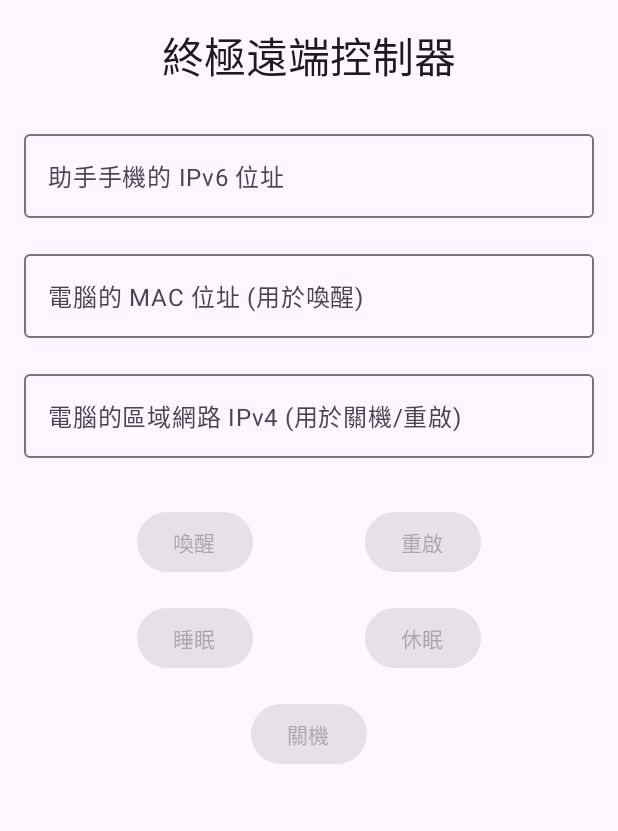
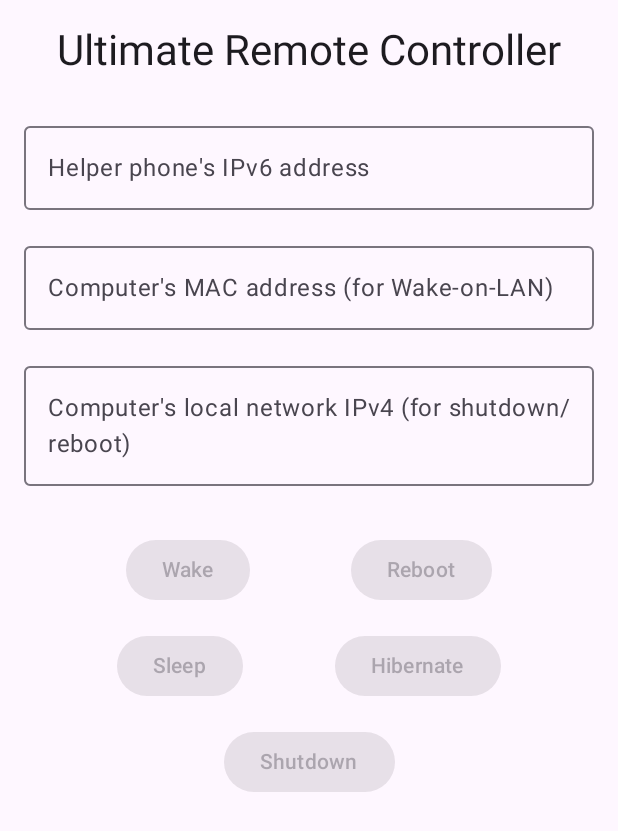
Before and after one commit to pinchiu/wake-on-lan-for-android, an Android app built with Jetpack Compose: the screen it shows after launch (MainActivity), on a phone screen of 412 x 824 dp. Shown: the top 831 px of the screen. Run offline under Robolectric (Android 15) with nearby library versions, the phone set to English and light mode, and no system bars.

Commit message:
feat: Internationalize the project and improve documentation
This commit translates all Chinese text in the source code to English, adds a Chinese version of the README, and improves the project's documentation and gitignore settings.

- Creates README_zh.md with the original Chinese documentation.

- Translates all comments and strings in the Python and Kotlin source files to English.

- Updates README.md with a 'Downloads' section pointing to the GitHub release.

- Adds a .gitignore file to exclude build artifacts like .apk and .dm files from the repository.

- Removes previously tracked build artifacts from the git index.

```diff
--- a/wakeonwanremotephone/app/src/main/java/com/example/wakeonwanremotephone/MainActivity.kt
+++ b/wakeonwanremotephone/app/src/main/java/com/example/wakeonwanremotephone/MainActivity.kt
@@ -1,4 +1,4 @@
-package com.example.wakeonwanremotephone // 請確認 package 名稱與您的專案一致
+package com.example.wakeonwanremotephone // Please make sure the package name is consistent with your project
 
 import android.content.Context
 import android.os.Bundle
@@ -28,7 +28,7 @@ class MainActivity : ComponentActivity() {
     }
 }
 
-// 用於儲存設定的常數
+// Constants for saving settings
 private const val PREFS_NAME = "RemoteControlPrefs"
 private const val KEY_IPV6 = "helperIpv6Address"
 private const val KEY_MAC = "computerMacAddress"
@@ -36,13 +36,13 @@ private const val KEY_IPV4 = "computerLocalIpv4"
 
 @Composable
 fun RemoteControlScreen() {
-    // 獲取 context 以存取 SharedPreferences
+    // Get context to access SharedPreferences
     val context = LocalContext.current
     val sharedPrefs = remember {
         context.getSharedPreferences(PREFS_NAME, Context.MODE_PRIVATE)
     }
 
-    // 從 SharedPreferences 載入初始值
+    // Load initial values from SharedPreferences
     var helperIpv6Address by remember { mutableStateOf(sharedPrefs.getString(KEY_IPV6, "") ?: "") }
     var computerMacAddress by remember { mutableStateOf(sharedPrefs.getString(KEY_MAC, "") ?: "") }
     var computerLocalIpv4 by remember { mutableStateOf(sharedPrefs.getString(KEY_IPV4, "") ?: "") }
@@ -68,17 +68,17 @@ fun RemoteControlScreen() {
                 modifier = Modifier.fillMaxSize().padding(16.dp),
                 horizontalAlignment = Alignment.CenterHorizontally,
             ) {
-                Text("終極遠端控制器", style = MaterialTheme.typography.headlineMedium)
+                Text("Ultimate Remote Controller", style = MaterialTheme.typography.headlineMedium)
                 Spacer(modifier = Modifier.height(24.dp))
 
                 OutlinedTextField(
                     value = helperIpv6Address,
                     onValueChange = {
                         helperIpv6Address = it
-                        // 當數值變更時，儲存到 SharedPreferences
+                        // When the value changes, save it to SharedPreferences
                         sharedPrefs.edit().putString(KEY_IPV6, it).apply()
                     },
-                    label = { Text("助手手機的 IPv6 位址") },
+                    label = { Text("Helper phone's IPv6 address") },
                     modifier = Modifier.fillMaxWidth()
                 )
                 Spacer(modifier = Modifier.height(16.dp))
@@ -87,10 +87,10 @@ fun RemoteControlScreen() {
                     value = computerMacAddress,
                     onValueChange = {
                         computerMacAddress = it
-                        // 當數值變更時，儲存到 SharedPreferences
+                        // When the value changes, save it to SharedPreferences
                         sharedPrefs.edit().putString(KEY_MAC, it).apply()
                     },
-                    label = { Text("電腦的 MAC 位址 (用於喚醒)") },
+                    label = { Text("Computer's MAC address (for Wake-on-LAN)") },
                     modifier = Modifier.fillMaxWidth()
                 )
                 Spacer(modifier = Modifier.height(16.dp))
@@ -99,10 +99,10 @@ fun RemoteControlScreen() {
                     value = computerLocalIpv4,
                     onValueChange = {
                         computerLocalIpv4 = it
-                        // 當數值變更時，儲存到 SharedPreferences
+                        // When the value changes, save it to SharedPreferences
                         sharedPrefs.edit().putString(KEY_IPV4, it).apply()
                     },
-                    label = { Text("電腦的區域網路 IPv4 (用於關機/重啟)") },
+                    label = { Text("Computer's local network IPv4 (for shutdown/reboot)") },
                     modifier = Modifier.fillMaxWidth()
                 )
                 Spacer(modifier = Modifier.height(32.dp))
@@ -118,14 +118,14 @@ fun RemoteControlScreen() {
                             onClick = { sendCommand("WAKE:${computerMacAddress.trim()}") },
                             enabled = helperIpv6Address.isNotBlank() && computerMacAddress.isNotBlank()
                         ) {
-                            Text("喚醒")
+                            Text("Wake")
                         }
                         Button(
                             onClick = { sendCommand("REBOOT:${computerLocalIpv4.trim()}") },
                             enabled = helperIpv6Address.isNotBlank() && computerLocalIpv4.isNotBlank(),
                             colors = ButtonDefaults.buttonColors(containerColor = MaterialTheme.colorScheme.secondary)
                         ) {
-                            Text("重啟")
+                            Text("Reboot")
                         }
                     }
                     Spacer(modifier = Modifier.height(16.dp))
@@ -138,14 +138,14 @@ fun RemoteControlScreen() {
                             enabled = helperIpv6Address.isNotBlank() && computerLocalIpv4.isNotBlank(),
                             colors = ButtonDefaults.buttonColors(containerColor = MaterialTheme.colorScheme.primary)
                         ) {
-                            Text("睡眠")
+                            Text("Sleep")
                         }
                         Button(
                             onClick = { sendCommand("HIBERNATE:${computerLocalIpv4.trim()}") },
                             enabled = helperIpv6Address.isNotBlank() && computerLocalIpv4.isNotBlank(),
                             colors = ButtonDefaults.buttonColors(containerColor = MaterialTheme.colorScheme.primary)
                         ) {
-                            Text("休眠")
+                            Text("Hibernate")
                         }
                     }
                     Spacer(modifier = Modifier.height(16.dp))
@@ -158,7 +158,7 @@ fun RemoteControlScreen() {
                             enabled = helperIpv6Address.isNotBlank() && computerLocalIpv4.isNotBlank(),
                             colors = ButtonDefaults.buttonColors(containerColor = MaterialTheme.colorScheme.error)
                         ) {
-                            Text("關機")
+                            Text("Shutdown")
                         }
                     }
                 }
@@ -173,7 +173,7 @@ fun RemoteControlScreen() {
 private suspend fun sendUdpCommand(host: String, command: String): String {
     return withContext(Dispatchers.IO) {
         if (host.isBlank() || command.isBlank()) {
-            return@withContext "位址或指令不得為空！"
+            return@withContext "Address or command cannot be empty!"
         }
         try {
             val serverAddr = Inet6Address.getByName(host)
@@ -182,9 +182,9 @@ private suspend fun sendUdpCommand(host: String, command: String): String {
             DatagramSocket().use { socket ->
                 socket.send(packet)
             }
-            "指令已發送: $command"
+            "Command sent: $command"
         } catch (e: Exception) {
-            "發送失敗: ${e.message}"
+            "Send failed: ${e.message}"
         }
     }
 }
```
Also changed, not shown: wakeonlanhomephone/app/src/main/java/com/example/wakeonlanhomephone/WolListenerService.kt (+29 -29 lines), 8 other files.
